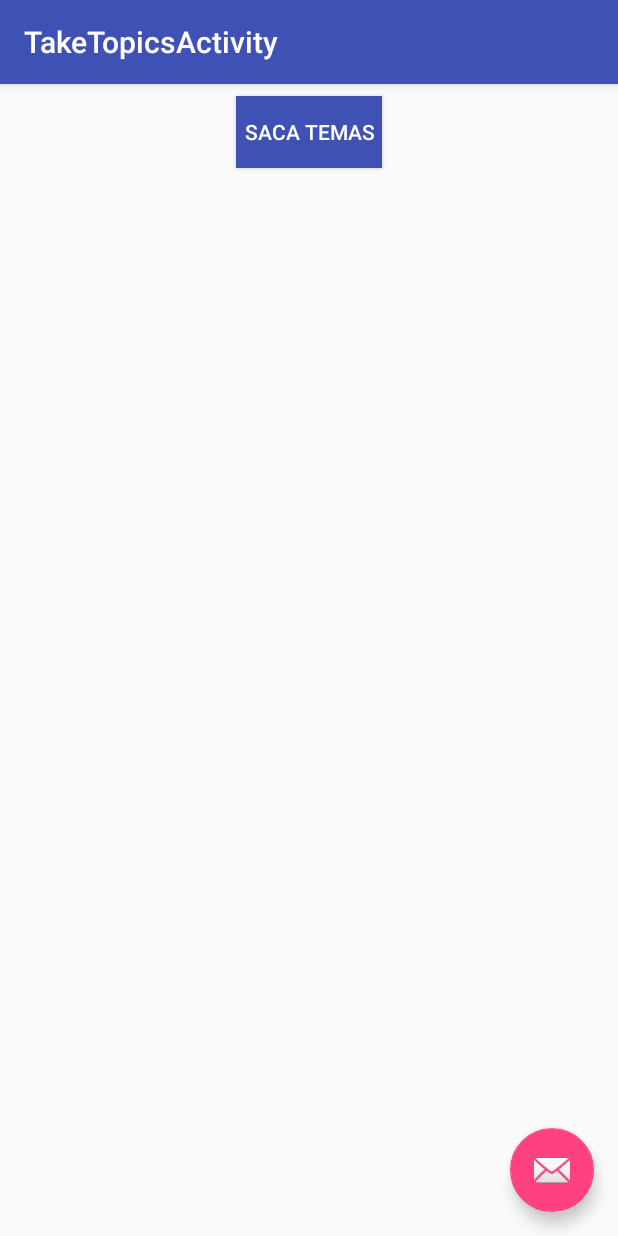
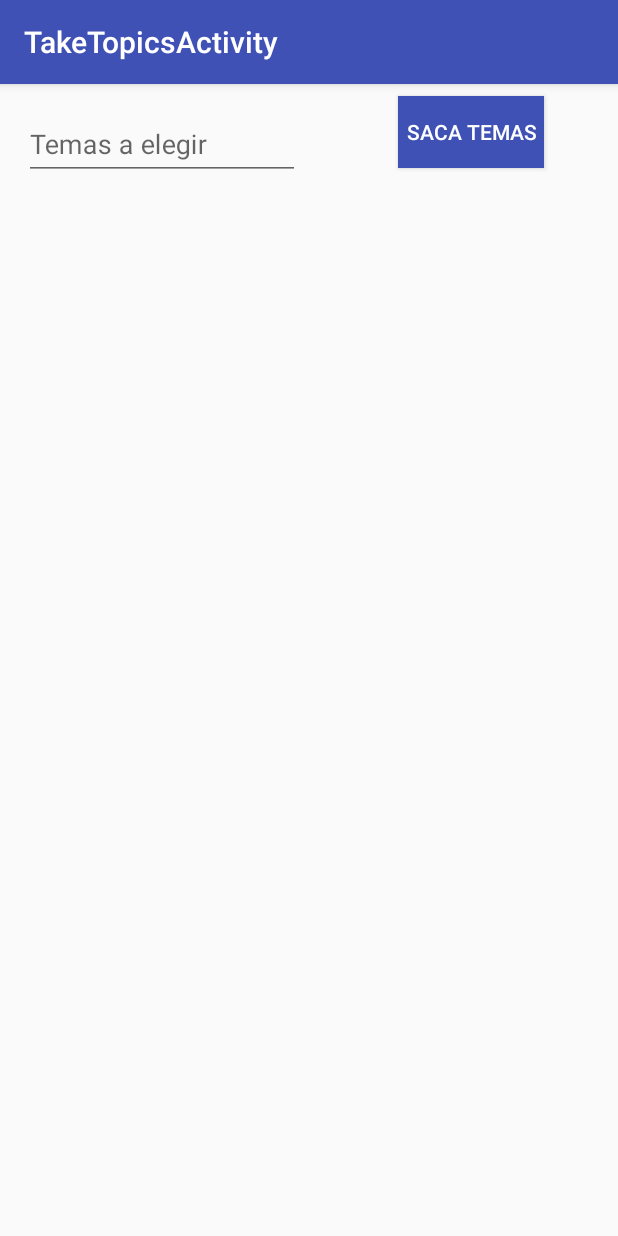
Before and after one commit to gensin/Calculadora_oposiciones, an Android app: the TakeTopicsActivity screen opened directly, with no data from a screen before it, on a phone screen of 412 x 824 dp. Run offline under Robolectric (Android 15) with nearby library versions, the phone set to English and light mode, and no system bars.

Commit message:
add feature to take topics

```diff
--- a/app/src/main/java/es/pau/calculadoraoposiciones/features/enterData/DataActivity.kt
+++ b/app/src/main/java/es/pau/calculadoraoposiciones/features/enterData/DataActivity.kt
@@ -84,7 +84,8 @@ class DataActivity : AppCompatActivity() {
     }
 
     private fun setButtonEnable() {
-        calculate.isEnabled = (!totalTopics.isEmpty() && !takenTopics.isEmpty() && !studiedTopics.isEmpty())
+        calculate.isEnabled = !totalTopics.isEmpty() && !takenTopics.isEmpty() && !studiedTopics.isEmpty()
+        take.isEnabled = !totalTopics.isEmpty() && !takenTopics.isEmpty()
     }
 
     companion object {
--- /dev/null
+++ b/app/src/main/java/es/pau/calculadoraoposiciones/features/taketopics/SeparatorDecoration.kt
@@ -0,0 +1,68 @@
+package es.pau.calculadoraoposiciones.features.taketopics
+
+import android.content.Context
+import android.graphics.Canvas
+import android.graphics.Paint
+import android.graphics.Rect
+import android.support.v7.widget.RecyclerView
+import android.util.TypedValue
+import android.support.annotation.FloatRange
+import android.support.annotation.ColorInt
+import android.support.annotation.NonNull
+import android.view.View
+
+/**
+ * Create a decoration that draws a line in the given color and width between the items in the view.
+ * From https://blog.davidmedenjak.com/android/2015/11/10/recyclerview-with-decorations-basic-guide.html
+ *
+ * @param context  a context to access the resources.
+ * @param color    the color of the separator to draw.
+ * @param heightDp the height of the separator in dp.
+ */
+class SeparatorDecoration(val context: Context, @ColorInt color: Int,
+ @FloatRange(from = 0.0, fromInclusive = false) heightDp: Float) : RecyclerView.ItemDecoration() {
+
+    private val mPaint: Paint
+
+    init {
+        mPaint = Paint()
+        mPaint.color = color
+        val thickness = TypedValue.applyDimension(TypedValue.COMPLEX_UNIT_DIP,
+                heightDp, context.getResources().getDisplayMetrics())
+        mPaint.strokeWidth = thickness
+    }
+
+    override fun getItemOffsets(outRect: Rect, view: View, parent: RecyclerView, state: RecyclerView.State) {
+        val params = view.getLayoutParams() as RecyclerView.LayoutParams
+
+        // we want to retrieve the position in the list
+        val position = params.viewAdapterPosition
+
+        // and add a separator to any view but the last one
+        if (position < state.itemCount) {
+            outRect.set(0, 0, 0, mPaint.strokeWidth.toInt()) // left, top, right, bottom
+        } else {
+            outRect.setEmpty() // 0, 0, 0, 0
+        }
+    }
+
+    override fun onDraw(c: Canvas, parent: RecyclerView, state: RecyclerView.State) {
+        // we set the stroke width before, so as to correctly draw the line we have to offset by width / 2
+        val offset = (mPaint.getStrokeWidth() / 2).toInt()
+
+        // this will iterate over every visible view
+        for (i in 0 until parent.childCount) {
+            // get the view
+            val view = parent.getChildAt(i)
+            val params = view.layoutParams as RecyclerView.LayoutParams
+
+            // get the position
+            val position = params.viewAdapterPosition
+
+            // and finally draw the separator
+            if (position < state.itemCount) {
+                c.drawLine(view.left.toFloat(), (view.bottom + offset).toFloat(), view.right.toFloat(), (view.bottom + offset).toFloat(), mPaint)
+            }
+        }
+    }
+}
--- a/app/src/main/java/es/pau/calculadoraoposiciones/features/taketopics/TakeTopicsActivity.kt
+++ b/app/src/main/java/es/pau/calculadoraoposiciones/features/taketopics/TakeTopicsActivity.kt
@@ -1,22 +1,63 @@
 package es.pau.calculadoraoposiciones.features.taketopics
 
+import android.graphics.Color
 import android.os.Bundle
-import android.support.design.widget.Snackbar
 import android.support.v7.app.AppCompatActivity
+import android.support.v7.widget.LinearLayoutManager
+import android.view.inputmethod.EditorInfo
 import es.pau.calculadoraoposiciones.R
+import es.pau.calculadoraoposiciones.features.prefs
+import es.pau.calculadoraoposiciones.utils.getTextAsInt
+import es.pau.calculadoraoposiciones.utils.hideKeyboard
+import es.pau.calculadoraoposiciones.utils.takeRandomTopics
+import kotlinx.android.synthetic.main.activity_take_topics.*
+import kotlinx.android.synthetic.main.content_take_topics.*
 
-import kotlinx.android.synthetic.main.activity_take_topics.*
 
 class TakeTopicsActivity : AppCompatActivity() {
+
+    lateinit var topicsListAdapter: TopicListAdapter
 
     override fun onCreate(savedInstanceState: Bundle?) {
         super.onCreate(savedInstanceState)
         setContentView(R.layout.activity_take_topics)
         setSupportActionBar(toolbar)
 
-        sendTopics.setOnClickListener { view ->
+        sendTopics.setOnClickListener {
            //TODO("Enviar mail con topics")
         }
+
+        newTaken.setOnEditorActionListener { _, actionId, _ ->
+            if (actionId == EditorInfo.IME_ACTION_GO) {
+                takeAgain.performClick()
+            }
+            true
+        }
+
+        initiliazeList()
+
+        takeAgain.setOnClickListener{
+            newTaken.hideKeyboard()
+            if (newTaken.text.isNotEmpty()) {
+                prefs.takenPref = newTaken.getTextAsInt()
+            }
+            createList()
+        }
+
+        takeAgain.performClick()
+        newTaken.hideKeyboard()
+        newTaken.clearFocus()
+    }
+
+    private fun initiliazeList() {
+        topicsTaken.layoutManager = LinearLayoutManager(this)
+        val decoration = SeparatorDecoration(this, Color.TRANSPARENT, 8f)
+        topicsTaken.addItemDecoration(decoration)
+    }
+
+    private fun createList() {
+        this.topicsListAdapter = TopicListAdapter(this, takeRandomTopics(prefs.takenPref, prefs.totalPref))
+        topicsTaken.adapter = this.topicsListAdapter
     }
 
 }
--- /dev/null
+++ b/app/src/main/java/es/pau/calculadoraoposiciones/features/taketopics/TopicListAdapter.kt
@@ -0,0 +1,27 @@
+package es.pau.calculadoraoposiciones.features.taketopics
+
+import android.content.Context
+import android.support.v7.widget.RecyclerView
+import android.view.View
+import android.view.ViewGroup
+import es.pau.calculadoraoposiciones.R
+import es.pau.calculadoraoposiciones.utils.inflate
+import kotlinx.android.synthetic.main.topic_item.view.*
+
+class TopicListAdapter(val context: Context, val topicList: ArrayList<Int>) : RecyclerView.Adapter<TopicListAdapter.ViewHolder>() {
+
+    override fun onCreateViewHolder(parent: ViewGroup, viewType: Int) = ViewHolder(parent.inflate(R.layout.topic_item))
+
+    override fun onBindViewHolder(holder: ViewHolder, position: Int) = holder.bind(topicList[position])
+
+    override fun getItemCount(): Int = topicList.size
+
+    class ViewHolder(itemView: View) : RecyclerView.ViewHolder(itemView)  {
+        fun bind(topic: Int) {
+            itemView.topicNumber.text = topic.toString()
+        }
+
+    }
+
+
+}
--- a/app/src/main/java/es/pau/calculadoraoposiciones/utils/CalculationUtils.kt
+++ b/app/src/main/java/es/pau/calculadoraoposiciones/utils/CalculationUtils.kt
@@ -34,7 +34,7 @@ fun factorial(num: Double): Double {
 
 fun takeRandomTopics(taken: Int, max : Int): ArrayList<Int> {
     val takenList = ArrayList<Int>()
-    while (takenList.size == taken){
+    while (takenList.size < taken){
         val random = (1..max).random()
         if (!takenList.contains(random)) {
             takenList.add(random)
--- a/app/src/main/res/layout/activity_take_topics.xml
+++ b/app/src/main/res/layout/activity_take_topics.xml
@@ -29,6 +29,7 @@
         android:layout_height="wrap_content"
         android:layout_gravity="bottom|end"
         android:layout_margin="@dimen/fab_margin"
+        android:visibility="invisible"
         app:srcCompat="@android:drawable/ic_dialog_email"/>
 
 </android.support.design.widget.CoordinatorLayout>
--- a/app/src/main/res/layout/content_take_topics.xml
+++ b/app/src/main/res/layout/content_take_topics.xml
@@ -9,16 +9,47 @@
     tools:context="es.pau.calculadoraoposiciones.features.taketopics.TakeTopicsActivity"
     tools:showIn="@layout/activity_take_topics">
 
+    <View
+        android:id="@+id/focus_thief"
+        android:layout_width="1dp"
+        android:layout_height="1dp"
+        android:focusable="true"
+        android:focusableInTouchMode="true" />
+
+    <android.support.design.widget.TextInputLayout
+        android:id="@+id/newTakenLayout"
+        android:layout_width="200dp"
+        android:layout_height="wrap_content"
+        android:layout_marginBottom="@dimen/activity_vertical_margin"
+        android:layout_marginLeft="16dp"
+        app:layout_constraintBottom_toTopOf="@+id/recalculate"
+        app:layout_constraintLeft_toLeftOf="parent"
+        app:layout_constraintTop_toTopOf="@+id/takeAgain">
+
+        <EditText
+            android:id="@+id/newTaken"
+            android:layout_width="184dp"
+            android:layout_height="wrap_content"
+            android:hint="@string/taken"
+            android:imeOptions="actionGo"
+            android:inputType="number"
+            android:singleLine="true"
+            android:focusedByDefault="false"
+            tools:layout_editor_absoluteX="8dp"
+            tools:layout_editor_absoluteY="536dp"/>
+
+    </android.support.design.widget.TextInputLayout>
+
     <ProgressBar
         android:id="@+id/takeProgress"
         android:layout_width="wrap_content"
         android:layout_height="wrap_content"
         android:indeterminate="true"
+        android:visibility="gone"
         app:layout_constraintBottom_toBottomOf="parent"
         app:layout_constraintLeft_toLeftOf="parent"
         app:layout_constraintRight_toRightOf="parent"
-        app:layout_constraintTop_toTopOf="parent"
-        android:visibility="gone"/>
+        app:layout_constraintTop_toTopOf="parent"/>
 
     <Button
         android:id="@+id/takeAgain"
@@ -32,11 +63,9 @@
         android:text="@string/take_topics"
         android:textColor="@android:color/white"
         app:layout_constraintEnd_toEndOf="parent"
-        app:layout_constraintLeft_toLeftOf="parent"
         app:layout_constraintRight_toRightOf="parent"
-        app:layout_constraintStart_toStartOf="parent"
-        app:layout_constraintTop_toTopOf="parent"
-        />
+        app:layout_constraintStart_toEndOf="@+id/newTakenLayout"
+        app:layout_constraintTop_toTopOf="parent"/>
 
     <android.support.v7.widget.RecyclerView
         android:id="@+id/topicsTaken"
@@ -44,10 +73,9 @@
         android:layout_height="0dp"
         android:layout_marginEnd="16dp"
         android:layout_marginStart="16dp"
-        android:layout_marginTop="8dp"
         app:layout_constraintBottom_toBottomOf="parent"
         app:layout_constraintEnd_toEndOf="parent"
         app:layout_constraintStart_toStartOf="parent"
-        app:layout_constraintTop_toBottomOf="@+id/takeAgain"/>
+        app:layout_constraintTop_toBottomOf="@+id/newTakenLayout"/>
 
 </android.support.constraint.ConstraintLayout>
```
Also changed, not shown: app/src/main/java/es/pau/calculadoraoposiciones/utils/Extensions.kt (+8 -0 lines), app/src/main/res/drawable/topics_background.xml (added, +15 -0 lines), app/src/main/res/layout/topic_item.xml (added, +26 -0 lines), 1 other file.
